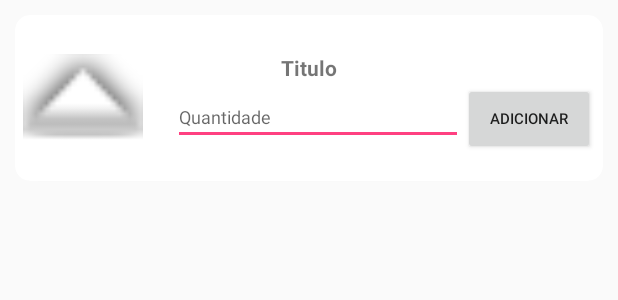
After one commit to xocotrop/AJSHFAndroid, an Android app: the layout item_food.xml on its own in the app's theme, with its tools: preview values and no code run, on a phone screen of 412 x 824 dp. The commit adds this screen. Shown: the top 300 px of the screen. Run offline under Robolectric (Android 15) with nearby library versions, the phone set to English and light mode, and no system bars.

Commit message:
initial commit

```diff
--- a/app/build.gradle
+++ b/app/build.gradle
@@ -26,7 +26,7 @@ android {
         debugConfig {
 
         }
-        releaseConfig{
+        releaseConfig {
 
         }
     }
@@ -44,12 +44,13 @@ dependencies {
     compile 'com.android.support:appcompat-v7:25.3.1'
     compile 'com.android.support.constraint:constraint-layout:1.0.0-beta4'
     compile 'com.android.support:design:25.3.1'
-    testCompile 'junit:junit:4.12'
     compile 'com.google.code.gson:gson:2.8.0'
     compile 'com.squareup.retrofit2:retrofit:2.3.0'
     compile 'com.squareup.picasso:picasso:2.5.2'
     compile 'com.squareup.retrofit2:converter-gson:2.3.0'
     compile 'com.google.firebase:firebase-auth:9.6.1'
     compile 'com.facebook.android:facebook-android-sdk:4.23.0'
+    compile 'com.android.support:support-v4:25.3.1'
+    testCompile 'junit:junit:4.12'
 }
 apply plugin: 'com.google.gms.google-services'
--- /dev/null
+++ b/app/src/main/res/layout/item_food.xml
@@ -0,0 +1,64 @@
+<?xml version="1.0" encoding="utf-8"?>
+<android.support.v7.widget.CardView xmlns:android="http://schemas.android.com/apk/res/android"
+    android:layout_width="match_parent"
+    xmlns:app="http://schemas.android.com/apk/res-auto"
+    android:elevation="10dp"
+    android:layout_margin="10dp"
+    app:cardCornerRadius="10dp"
+    android:id="@+id/itemCard"
+    android:layout_height="wrap_content">
+
+
+    <LinearLayout
+        android:layout_margin="5dp"
+        android:orientation="horizontal"
+        android:layout_width="match_parent"
+        android:layout_height="100dp">
+        <RelativeLayout
+            android:layout_width="match_parent"
+            android:layout_height="match_parent">
+            <ImageView
+                android:id="@+id/img"
+                android:layout_centerVertical="true"
+                android:layout_alignParentLeft="true"
+                android:src="@android:drawable/arrow_up_float"
+                android:layout_width="80dp"
+                android:layout_height="80dp" />
+            <TextView
+                android:textStyle="bold"
+                android:layout_centerHorizontal="true"
+                android:layout_alignTop="@+id/img"
+                android:layout_marginTop="10dp"
+                android:layout_gravity="center_horizontal|top"
+                android:text="Titulo"
+                android:layout_width="wrap_content"
+                android:id="@+id/title"
+                android:layout_height="wrap_content" />
+
+            <LinearLayout
+                android:layout_marginLeft="100dp"
+                android:layout_marginTop="20dp"
+                android:layout_alignLeft="@+id/img"
+                android:layout_alignTop="@+id/title"
+                android:orientation="horizontal"
+                android:layout_width="match_parent"
+                android:layout_height="wrap_content">
+                <EditText
+                    android:id="@+id/itemQuantity"
+                    android:textSize="12sp"
+                    android:layout_weight="1"
+                    android:hint="Quantidade"
+                    android:layout_width="0dp"
+                    android:layout_height="wrap_content" />
+                <Button
+                    android:id="@+id/addButton"
+                    android:textSize="10sp"
+                    android:text="Adicionar"
+                    android:layout_width="wrap_content"
+                    android:layout_height="wrap_content" />
+                </LinearLayout>
+        </RelativeLayout>
+
+    </LinearLayout>
+
+</android.support.v7.widget.CardView>
--- a/app/src/main/res/values/strings.xml
+++ b/app/src/main/res/values/strings.xml
@@ -17,4 +17,7 @@
     </string>
     <string name="facebook_app_id">1784822738460802</string>
     <string name="fb_login_protocol_scheme">fb1784822738460802</string>
+
+    <!-- TODO: Remove or change this placeholder text -->
+    <string name="hello_blank_fragment">Hello blank fragment</string>
 </resources>
```
Also changed, not shown: app/src/main/java/br/com/irweb/ajshf/Adapter/MenuItemViewHolderAdapter.java (added, +87 -0 lines), app/src/main/java/br/com/irweb/ajshf/Fragment/MenuFragment.java (added, +92 -0 lines), app/src/main/res/layout/fragment_menu.xml (added, +13 -0 lines).
